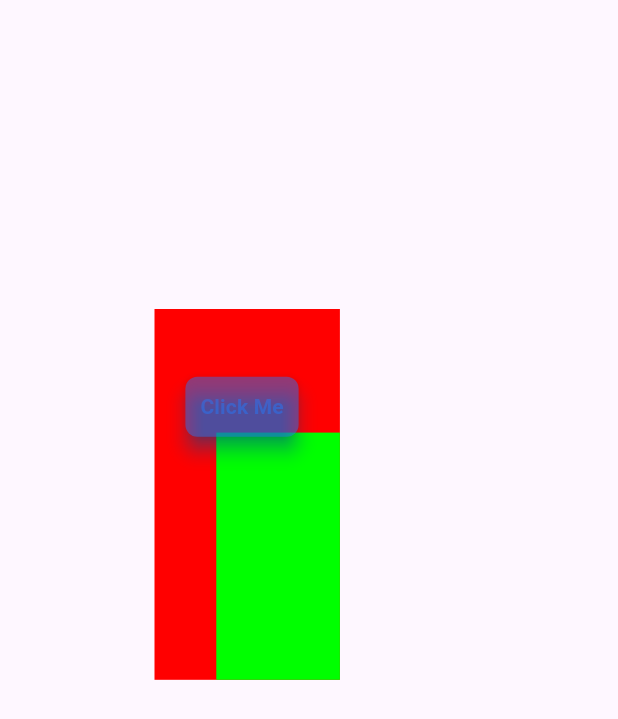
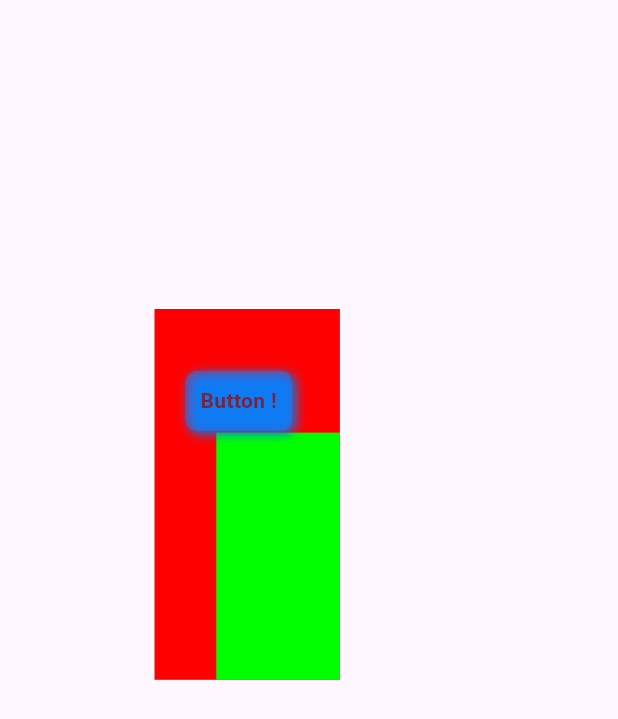
Before and after one commit to kayyal/app_generator, a Flutter app: the screen it shows after launch, on a phone screen of 412 x 824 dp. Shown: the top 719 px of the screen. Run offline on Flutter 3.47's test engine with Material 3 defaults, Android fonts, the phone set to English and light mode, and no system bars; our stand-ins replace copy_with_extension, get; generated files the repository leaves out were written again.

Commit message:
change the elevatedButton to InkWell in ButtonBuilder class.

```diff
--- a/lib/button/button_info.dart
+++ b/lib/button/button_info.dart
@@ -7,11 +7,9 @@ part 'button_info.g.dart';
 @JsonSerializable(explicitToJson: true)
 @CopyWith(copyWithNull: true)
 class ButtonInfo {
-  final String buttonText;
   final ButtonActionInfo action;
 
   ButtonInfo({
-    required this.buttonText,
     required this.action,
   });
 
--- a/lib/services/json_string.dart
+++ b/lib/services/json_string.dart
@@ -496,8 +496,16 @@ class JsonString {
           "shadows": [{"color": {"r": 0,"g": 123,"b": 234,"opacity": 1}, "offsetX": 2, "offsetY": 2, "blurRadius": 5, "spreadRadius": 1}]
         },
         "buttonInfo": {
-          "buttonText": "Click Me",
           "action": {"onPressed": "handleClick"}
+        },
+        "textInfo": {
+          "content": { "text": "Button !"},
+          "style": {
+            "color": {"r": 125, "g": 34, "b": 55 },
+            "size": 14.0,
+            "weight": 700,
+            "underline": true
+          }
         }
       }
     ]
```
Also changed, not shown: lib/utils/button_builder.dart (+34 -30 lines), lib/button/button_info.g.dart.
